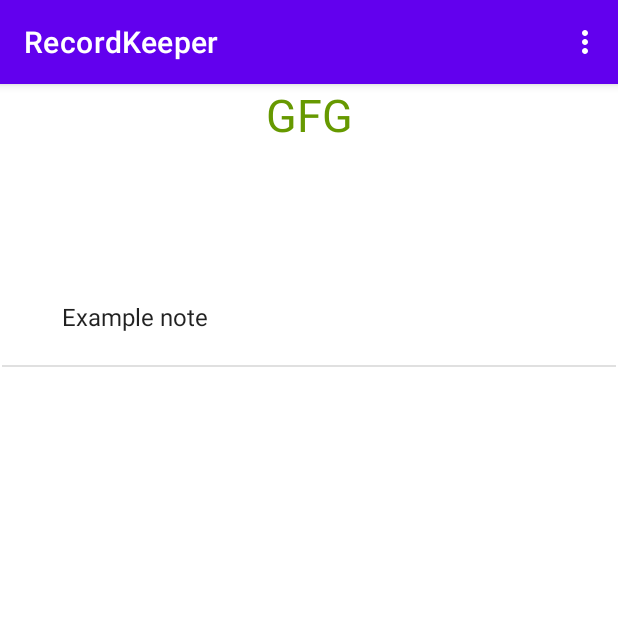
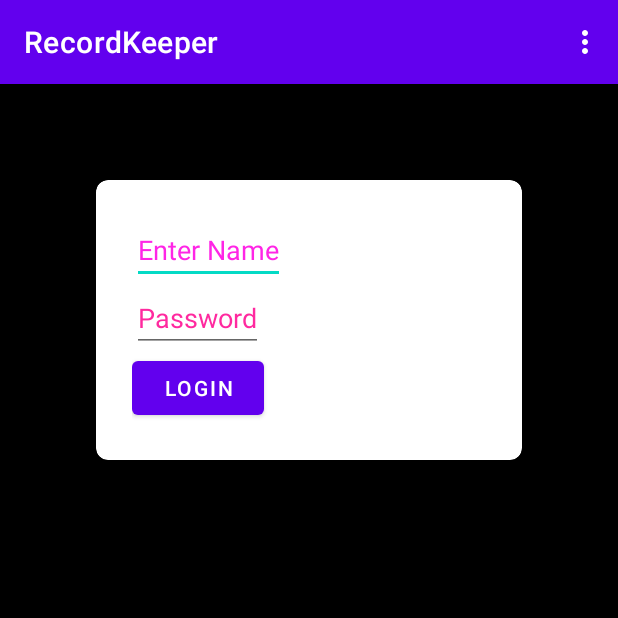
Before and after one commit to hnisar01/RecordKeeper, an Android app: the screen it shows after launch (MainActivity), on a phone screen of 412 x 824 dp, the top half of it. Run offline under Robolectric (Android 15) with nearby library versions, the phone set to English and light mode, and no system bars.

Commit message:
Added a login page to the beginning of the application, password and username set to 0=0 as the if the user clicks the login it will automatically head to the start page.

```diff
--- a/app/src/main/java/com/example/recordkeeper/MainActivity.java
+++ b/app/src/main/java/com/example/recordkeeper/MainActivity.java
@@ -11,17 +11,48 @@ import android.view.MenuItem;
 import android.view.View;
 import android.widget.AdapterView;
 import android.widget.ArrayAdapter;
+import android.widget.Button;
+import android.widget.EditText;
 import android.widget.ListView;
+import android.widget.Toast;
+
 import androidx.annotation.NonNull;
 import androidx.appcompat.app.AlertDialog;
 import androidx.appcompat.app.AppCompatActivity;
 import java.util.ArrayList;
 import java.util.HashSet;
 
-public class MainActivity extends AppCompatActivity {
+public class MainActivity extends AppCompatActivity implements View.OnClickListener {
 
     static ArrayList<String> notes = new ArrayList<>();
     static ArrayAdapter arrayAdapter;
+
+    Button b1, b2;
+    EditText ed1, ed2;
+    int counter = 3;
+
+
+    @Override
+    protected void onCreate(Bundle savedInstanceState) {
+
+        try{
+            super.onCreate(savedInstanceState);
+            setContentView(R.layout.login);
+
+            b1 = (Button) findViewById(R.id.button1);
+            b1.setOnClickListener(this::onClick);
+
+            //find the inputs for the click event
+            ed1 = (EditText) findViewById(R.id.editText1);
+            ed2 = (EditText) findViewById(R.id.editText2);
+        }
+        catch (Exception ex)
+        {
+            ex.printStackTrace();
+        }
+
+
+    }
 
     @Override
     public boolean onCreateOptionsMenu(Menu menu) {
@@ -48,16 +79,19 @@ public class MainActivity extends AppCompatActivity {
     }
 
     @Override
-    protected void onCreate(Bundle savedInstanceState) {
-        super.onCreate(savedInstanceState);
+    public void onClick(View v)
+    {
+        try {
+            // this is cryptographically insecure, and not recommended
+            // if (ed1.getText().toString().equals("admin") && ed2.getText().toString().equals("admin"))
+            if (0==0)
+            {
                 setContentView(R.layout.activity_main);
 
                 ListView listView = findViewById(R.id.listView);
                 SharedPreferences sharedPreferences = getApplicationContext().getSharedPreferences("com.example.notes", Context.MODE_PRIVATE);
                 HashSet<String> set = (HashSet<String>) sharedPreferences.getStringSet("notes", null);
-
                 if (set == null) {
-
                     notes.add("Example note");
                 } else {
                     notes = new ArrayList(set);
@@ -100,5 +134,20 @@ public class MainActivity extends AppCompatActivity {
                         return true;
                     }
                 });
+
+            } else {
+                Toast.makeText(getApplicationContext(), "Wrong credentials, " + (counter-1) + " tries left", Toast.LENGTH_SHORT).show();
             }
         }
+        catch (Exception ex)
+        {
+            ex.printStackTrace();
+            Toast.makeText(getApplicationContext(), "System error, " + (counter-1) + " tries left", Toast.LENGTH_SHORT).show();
+        }
+//disable button after 3 attempts for better security
+        counter--;
+        if (counter <= 0) {
+            b1.setEnabled(false);
+        }
+    }
+}
--- /dev/null
+++ b/app/src/main/res/layout/login.xml
@@ -0,0 +1,57 @@
+<?xml version="1.0" encoding="utf-8"?>
+<LinearLayout
+    xmlns:android="http://schemas.android.com/apk/res/android"
+    xmlns:tools="http://schemas.android.com/tools"
+    android:layout_width="match_parent"
+    android:layout_height="match_parent"
+    xmlns:card_view="http://schemas.android.com/apk/res-auto"
+    android:id="@+id/login"
+    android:orientation="vertical"
+    android:background="#000"
+    tools:context=".MainActivity">
+
+    <androidx.cardview.widget.CardView
+        android:layout_margin="64dp"
+        android:layout_width="match_parent"
+        android:layout_height="wrap_content"
+        card_view:cardCornerRadius="8dp"
+        card_view:cardElevation="8dp"
+        android:background="#fff">
+
+        <LinearLayout
+            android:layout_width="match_parent"
+            android:layout_height="wrap_content"
+            android:orientation="vertical"
+            android:padding="24dp">
+            <EditText
+                android:layout_width = "wrap_content"
+                android:layout_height = "wrap_content"
+                android:layout_gravity="fill_vertical"
+                android:id = "@+id/editText1"
+                android:hint = "Enter Name"
+                android:focusable = "true"
+                android:textColorHighlight = "#ff7eff15"
+                android:textColorHint = "#ffff25e6"
+                tools:ignore="MissingConstraints" />
+
+            <EditText
+                android:layout_width="wrap_content"
+                android:layout_height="wrap_content"
+                android:inputType="textPassword"
+                android:id="@+id/editText2"
+                android:textColorHint="#ffff299f"
+                android:hint="Password"
+                tools:ignore="MissingConstraints" />
+
+            <Button
+                android:layout_width="wrap_content"
+                android:layout_height="wrap_content"
+                android:id="@+id/button1"
+                android:hint="Login"
+                android:onClick="OnClick"
+                android:text="Login"
+                android:textColorHint="#ffff299f"
+                tools:ignore="MissingConstraints" />
+        </LinearLayout>
+    </androidx.cardview.widget.CardView>
+</LinearLayout>
```
Lines whose indentation alone changed are shown as unchanged.
